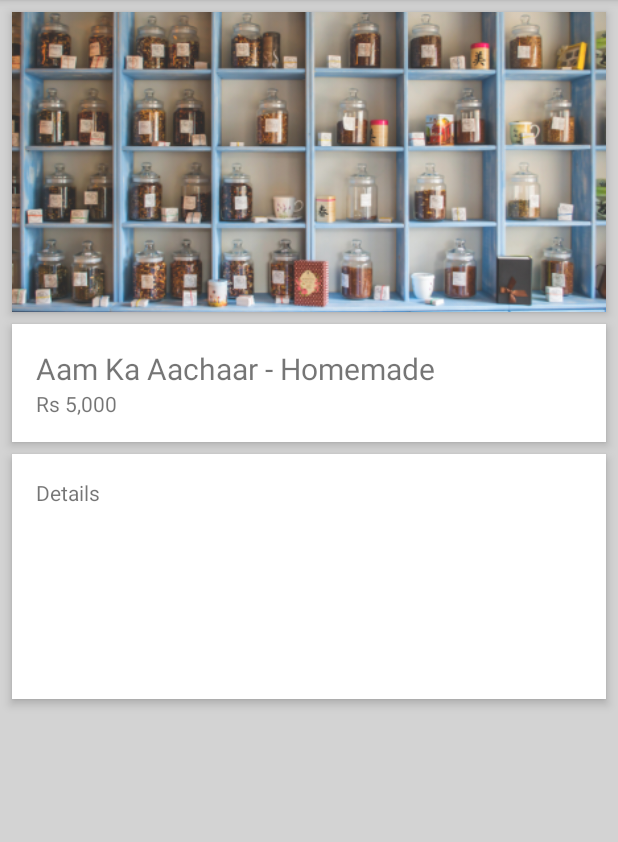
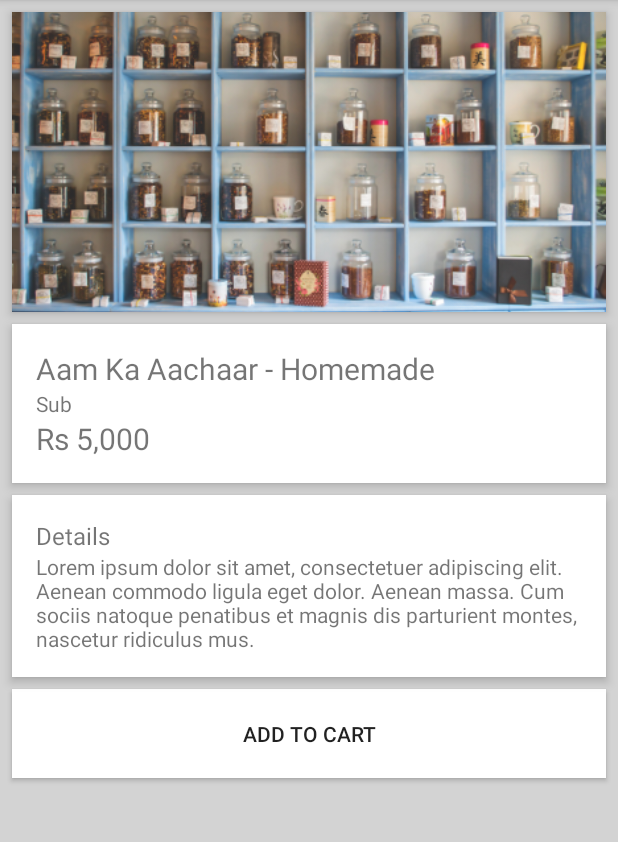
Before and after one commit to hggit/TabernaGit, an Android app: the DetailActivity screen opened directly, with no data from a screen before it, on a phone screen of 412 x 824 dp, the part 84-926 px from its top. Run offline under Robolectric (Android 15) with nearby library versions, the phone set to English and light mode, and no system bars; 4 statements that could not run were skipped.

Commit message:
hg detail activity

```diff
--- a/app/src/main/java/club/cyberlabs/taberna/DetailActivity.java
+++ b/app/src/main/java/club/cyberlabs/taberna/DetailActivity.java
@@ -1,13 +1,62 @@
 package club.cyberlabs.taberna;
 
+import android.graphics.Bitmap;
+import android.graphics.BitmapFactory;
+import android.os.AsyncTask;
 import android.support.v7.app.AppCompatActivity;
 import android.os.Bundle;
+import android.widget.ImageView;
+import android.widget.TextView;
+
+import org.json.JSONException;
+import org.json.JSONObject;
+
+import java.io.InputStream;
 
 public class DetailActivity extends AppCompatActivity {
 
+    TextView title,sub,price;
+    ImageView image;
+    JSONObject jsonObject;
     @Override
     protected void onCreate(Bundle savedInstanceState) {
         super.onCreate(savedInstanceState);
         setContentView(R.layout.activity_detail);
+        title=(TextView)findViewById(R.id.detail_title);
+        sub=(TextView)findViewById(R.id.detail_sub);
+        price=(TextView)findViewById(R.id.detail_price);
+        image=(ImageView)findViewById(R.id.detail_image);
+        try {
+            jsonObject = new JSONObject(getIntent().getStringExtra("json"));
+            new DownloadImageTask(image)
+                    .execute(jsonObject.getString("image"));
+            title.setText(jsonObject.getString("title"));
+            sub.setText(jsonObject.getString("subtitle"));
+
+        }catch (JSONException j){}
+
+    }
+    private class DownloadImageTask extends AsyncTask<String, Void, Bitmap> {
+        ImageView bmImage;
+
+        public DownloadImageTask(ImageView bmImage) {
+            this.bmImage = bmImage;
+        }
+
+        protected Bitmap doInBackground(String... urls) {
+            String urldisplay = urls[0];
+            Bitmap mIcon11 = null;
+            try {
+                InputStream in = new java.net.URL(urldisplay).openStream();
+                mIcon11 = BitmapFactory.decodeStream(in);
+            } catch (Exception e) {
+                e.printStackTrace();
+            }
+            return mIcon11;
+        }
+
+        protected void onPostExecute(Bitmap result) {
+            bmImage.setImageBitmap(result);
+        }
     }
 }
--- a/app/src/main/res/layout/activity_detail.xml
+++ b/app/src/main/res/layout/activity_detail.xml
@@ -14,6 +14,7 @@
         android:scaleType="centerCrop"
         android:layout_gravity="center"
         android:background="#ffffff"
+        android:id="@+id/detail_image"
         android:layout_height="wrap_content"
         android:elevation="4dp"
         android:src="@drawable/intro_jars"/>
@@ -28,19 +29,45 @@
         <TextView
             android:layout_width="match_parent"
             android:layout_height="wrap_content"
+            android:id="@+id/detail_title"
             android:text="Aam Ka Aachaar - Homemade"
             android:textSize="20sp"/>
         <TextView
             android:layout_width="match_parent"
             android:layout_height="wrap_content"
-            android:text="Rs 5,000"/>
+            android:id="@+id/detail_sub"
+            android:text="Sub"/>
+        <TextView
+            android:layout_width="match_parent"
+            android:layout_height="wrap_content"
+            android:id="@+id/detail_price"
+            android:text="Rs 5,000"
+            android:textSize="20sp"/>
         </LinearLayout>
-    <TextView
+    <LinearLayout
         android:layout_width="match_parent"
         android:layout_height="wrap_content"
         android:layout_marginTop="8dp"
         android:padding="16dp"
         android:elevation="4dp"
         android:background="#ffffff"
-        android:text="Details\n\n\n\n\n\n\n"/>
+        android:orientation="vertical">
+        <TextView
+            android:layout_width="wrap_content"
+            android:layout_height="wrap_content"
+            android:text="Details"
+            android:textSize="16sp"/>
+        <TextView
+            android:layout_width="match_parent"
+            android:layout_height="wrap_content"
+
+            android:text="Lorem ipsum dolor sit amet, consectetuer adipiscing elit. Aenean commodo ligula eget dolor. Aenean massa. Cum sociis natoque penatibus et magnis dis parturient montes, nascetur ridiculus mus. "/>
+    </LinearLayout>
+    <Button
+        android:layout_width="match_parent"
+        android:layout_height="wrap_content"
+        android:layout_marginTop="8dp"
+        android:background="#ffffff"
+        android:text="Add to cart"
+        android:padding="20dp"/>
 </LinearLayout>
```
Also changed, not shown: 27 other files.
